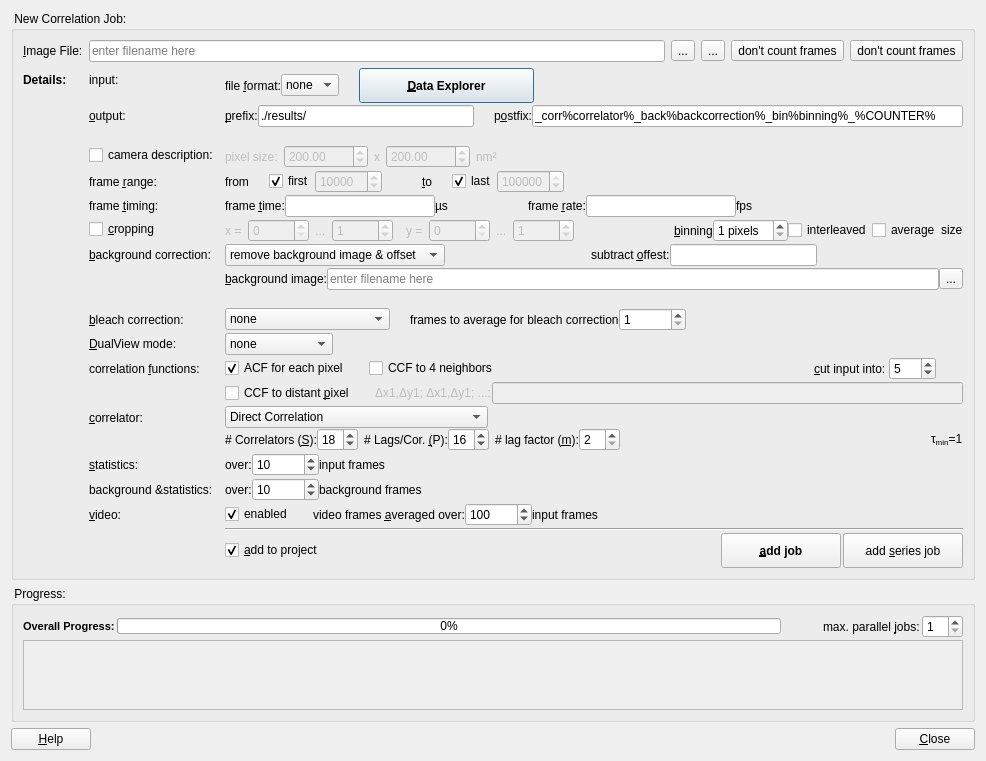
Qt form plugins/imagingfcs/qfrdrimagingfcscorrelationdialog.ui (jkriege2/QuickFit3) before a commit.
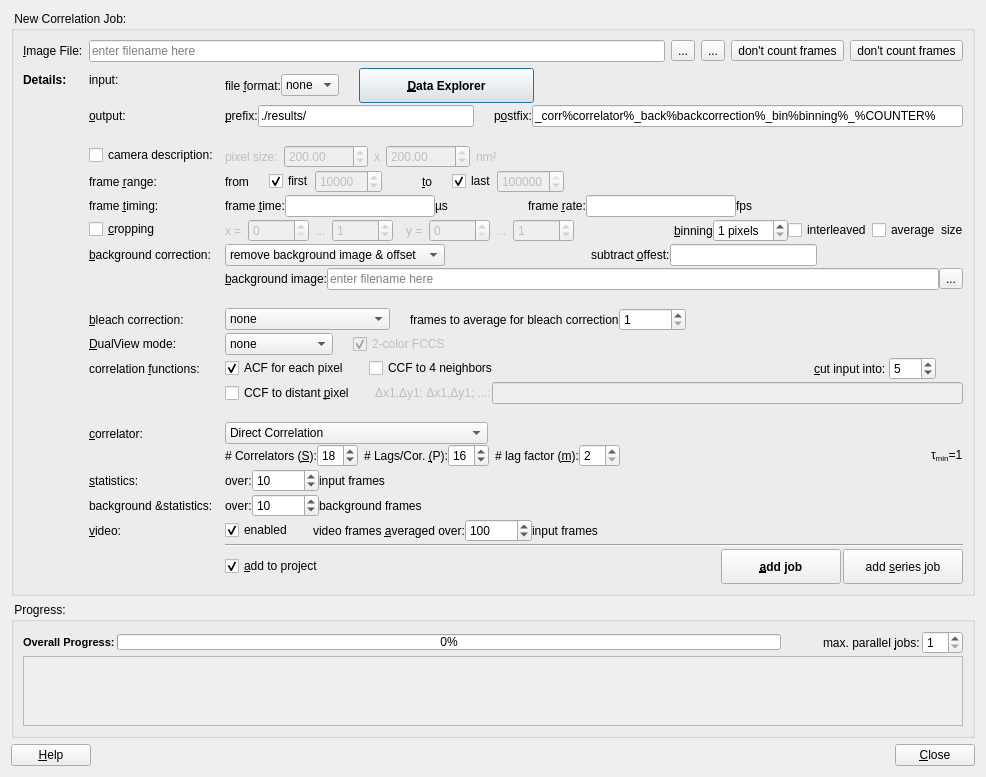
The same form after that commit. Icons and pictures are not drawn. Custom widgets are drawn as their Qt base class.

```diff
--- a/plugins/imagingfcs/qfrdrimagingfcscorrelationdialog.ui
+++ b/plugins/imagingfcs/qfrdrimagingfcscorrelationdialog.ui
@@ -10,7 +10,7 @@
     <x>0</x>
     <y>0</y>
     <width>947</width>
-    <height>756</height>
+    <height>771</height>
    </rect>
   </property>
   <property name="windowTitle">
@@ -1164,6 +1164,35 @@
              </item>
             </widget>
            </item>
+           <item>
+            <spacer name="horizontalSpacer_33">
+             <property name="orientation">
+              <enum>Qt::Horizontal</enum>
+             </property>
+             <property name="sizeType">
+              <enum>QSizePolicy::Fixed</enum>
+             </property>
+             <property name="sizeHint" stdset="0">
+              <size>
+               <width>20</width>
+               <height>20</height>
+              </size>
+             </property>
+            </spacer>
+           </item>
+           <item>
+            <widget class="QCheckBox" name="chk2cFCCS">
+             <property name="enabled">
+              <bool>false</bool>
+             </property>
+             <property name="text">
+              <string>2-color FCCS</string>
+             </property>
+             <property name="checked">
+              <bool>true</bool>
+             </property>
+            </widget>
+           </item>
            <item>
             <spacer name="horizontalSpacer_34">
              <property name="orientation">
@@ -1348,7 +1377,7 @@
            </item>
           </layout>
          </item>
-         <item row="14" column="0">
+         <item row="15" column="0">
           <widget class="QLabel" name="label_8">
            <property name="text">
             <string>&amp;correlator:</string>
@@ -1358,7 +1387,7 @@
            </property>
           </widget>
          </item>
-         <item row="14" column="1">
+         <item row="15" column="1">
           <layout class="QVBoxLayout" name="verticalLayout">
            <item>
             <layout class="QHBoxLayout" name="horizontalLayout_6">
@@ -1535,7 +1564,7 @@
            </item>
           </layout>
          </item>
-         <item row="15" column="0">
+         <item row="16" column="0">
           <widget class="QLabel" name="label_27">
            <property name="text">
             <string>&amp;statistics:</string>
@@ -1545,7 +1574,7 @@
            </property>
           </widget>
          </item>
-         <item row="15" column="1">
+         <item row="16" column="1">
           <layout class="QHBoxLayout" name="horizontalLayout_13">
            <item>
             <widget class="QLabel" name="label_29">
@@ -1605,14 +1634,14 @@
            </item>
           </layout>
          </item>
-         <item row="16" column="0">
+         <item row="17" column="0">
           <widget class="QLabel" name="label_44">
            <property name="text">
             <string>background &amp;statistics:</string>
            </property>
           </widget>
          </item>
-         <item row="16" column="1">
+         <item row="17" column="1">
           <layout class="QHBoxLayout" name="horizontalLayout_21">
            <item>
             <widget class="QLabel" name="label_45">
@@ -1672,7 +1701,7 @@
            </item>
           </layout>
          </item>
-         <item row="17" column="0">
+         <item row="18" column="0">
           <widget class="QLabel" name="label_23">
            <property name="text">
             <string>&amp;video:</string>
@@ -1682,7 +1711,7 @@
            </property>
           </widget>
          </item>
-         <item row="17" column="1">
+         <item row="18" column="1">
           <layout class="QHBoxLayout" name="horizontalLayout_11">
            <item>
             <widget class="QCheckBox" name="chkVideo">
@@ -1765,14 +1794,14 @@
            </item>
           </layout>
          </item>
-         <item row="18" column="1">
+         <item row="19" column="1">
           <widget class="Line" name="line">
            <property name="orientation">
             <enum>Qt::Horizontal</enum>
            </property>
           </widget>
          </item>
-         <item row="19" column="0">
+         <item row="20" column="0">
           <widget class="QLabel" name="label_17">
            <property name="text">
             <string/>
@@ -1782,7 +1811,7 @@
            </property>
           </widget>
          </item>
-         <item row="19" column="1">
+         <item row="20" column="1">
           <layout class="QHBoxLayout" name="horizontalLayout_5">
            <property name="spacing">
             <number>2</number>
@@ -1896,6 +1925,13 @@
            </property>
           </widget>
          </item>
+         <item row="14" column="1">
+          <widget class="QLabel" name="lab2cFCCS">
+           <property name="text">
+            <string/>
+           </property>
+          </widget>
+         </item>
         </layout>
        </widget>
       </item>
```
